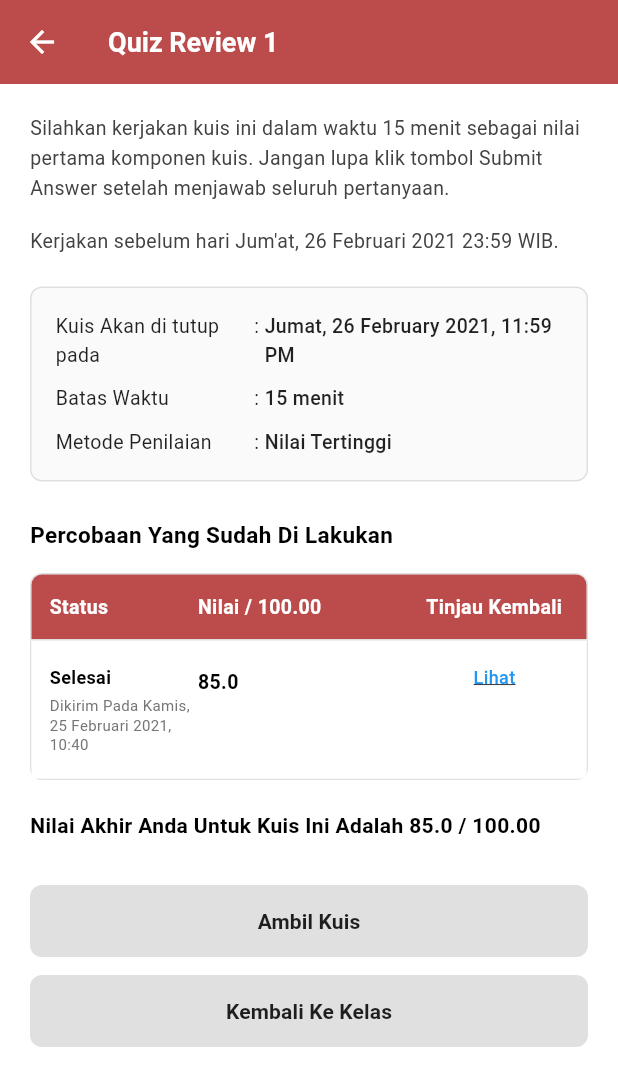
After one commit to Yofaa123/Learning-Management-System, a Flutter app: the QuizReviewScreen screen opened directly, on a phone screen of 412 x 824 dp. The commit adds this screen. Shown: the top 1086 px of the screen. Run offline on Flutter 3.47's test engine with Material 3 defaults, Android fonts, the phone set to English and light mode, and no system bars; our stand-ins replace cached_network_image, youtube_player_flutter; missing offline and left inert: syncfusion_flutter_pdfviewer.

Commit message:
menambahkan tampilan dan halaman kuis

```diff
--- a/lib/screens/class/class_detail_screen.dart
+++ b/lib/screens/class/class_detail_screen.dart
@@ -1,5 +1,6 @@
 import 'package:flutter/material.dart';
 import 'meeting_detail_sheet.dart';
+import 'quiz_review_screen.dart';
 
 class ClassDetailScreen extends StatefulWidget {
   final String title;
@@ -67,6 +68,21 @@ class _ClassDetailScreenState extends State<ClassDetailScreen>
           deadline: "26 Februari 2021 23:59 WIB",
           type: TaskType.quiz,
           isDone: true,
+          onTap: () {
+            Navigator.push(
+              context,
+              MaterialPageRoute(
+                builder: (context) => const QuizReviewScreen(
+                  quizTitle: 'Quiz Review 1',
+                  deadline: '26 Februari 2021 23:59 WIB',
+                  closeTime: 'Jumat, 26 February 2021, 11:59 PM',
+                  timeLimit: '15 menit',
+                  gradingMethod: 'Nilai Tertinggi',
+                  finalScore: 85.0,
+                ),
+              ),
+            );
+          },
         ),
         _buildTaskItem(
           tag: "Tugas",
@@ -94,8 +110,11 @@ class _ClassDetailScreenState extends State<ClassDetailScreen>
     required TaskType type,
     bool isDone = false,
     bool isGrey = false,
+    VoidCallback? onTap,
   }) {
-    return Container(
+    return GestureDetector(
+      onTap: onTap,
+      child: Container(
       margin: const EdgeInsets.only(bottom: 15),
       padding: const EdgeInsets.all(16),
       decoration: BoxDecoration(
@@ -173,6 +192,7 @@ class _ClassDetailScreenState extends State<ClassDetailScreen>
             ),
           ),
         ],
+      ),
       ),
     );
   }
--- a/lib/screens/class/meeting_detail_sheet.dart
+++ b/lib/screens/class/meeting_detail_sheet.dart
@@ -2,6 +2,7 @@ import 'package:flutter/material.dart';
 import 'material_view_screen.dart';
 import 'assignment_detail_screen.dart';
 import 'video_detail_screen.dart';
+import 'quiz_review_screen.dart';
 
 class MeetingDetailSheet extends StatefulWidget {
   final ScrollController? scrollController;
@@ -288,7 +289,21 @@ class _MeetingDetailSheetState extends State<MeetingDetailSheet> with SingleTick
             child: InkWell(
               borderRadius: BorderRadius.circular(20),
               onTap: () {
-                if (task['title'] == "Tugas 01 - UID Android Mobile Game") {
+                if (task['title'] == "Quiz Review 01") {
+                  Navigator.push(
+                    context,
+                    MaterialPageRoute(
+                      builder: (context) => const QuizReviewScreen(
+                        quizTitle: 'Quiz Review 1',
+                        deadline: '26 Februari 2021 23:59 WIB',
+                        closeTime: 'Jumat, 26 February 2021, 11:59 PM',
+                        timeLimit: '15 menit',
+                        gradingMethod: 'Nilai Tertinggi',
+                        finalScore: 85.0,
+                      ),
+                    ),
+                  );
+                } else if (task['title'] == "Tugas 01 - UID Android Mobile Game") {
                   Navigator.push(
                     context,
                     MaterialPageRoute(
--- /dev/null
+++ b/lib/screens/class/quiz_review_screen.dart
@@ -0,0 +1,379 @@
+import 'package:flutter/material.dart';
+
+class QuizReviewScreen extends StatelessWidget {
+  final String quizTitle;
+  final String deadline;
+  final String closeTime;
+  final String timeLimit;
+  final String gradingMethod;
+  final double finalScore;
+
+  const QuizReviewScreen({
+    super.key,
+    this.quizTitle = 'Quiz Review 1',
+    this.deadline = '26 Februari 2021 23:59 WIB',
+    this.closeTime = 'Jumat, 26 February 2021, 11:59 PM',
+    this.timeLimit = '15 menit',
+    this.gradingMethod = 'Nilai Tertinggi',
+    this.finalScore = 85.0,
+  });
+
+  @override
+  Widget build(BuildContext context) {
+    return Scaffold(
+      backgroundColor: Colors.white,
+      appBar: AppBar(
+        backgroundColor: const Color(0xFFBC4B4B),
+        elevation: 0,
+        leading: IconButton(
+          icon: const Icon(Icons.arrow_back, color: Colors.white),
+          onPressed: () => Navigator.pop(context),
+        ),
+        title: Text(
+          quizTitle,
+          style: const TextStyle(
+            color: Colors.white,
+            fontSize: 18,
+            fontWeight: FontWeight.w600,
+          ),
+        ),
+      ),
+      body: SingleChildScrollView(
+        child: Padding(
+          padding: const EdgeInsets.all(20),
+          child: Column(
+            crossAxisAlignment: CrossAxisAlignment.start,
+            children: [
+              // Instructions Section
+              _buildInstructionsSection(),
+
+              const SizedBox(height: 20),
+
+              // Quiz Details Section
+              _buildQuizDetailsSection(),
+
+              const SizedBox(height: 25),
+
+              // Attempt History Section
+              _buildAttemptHistorySection(),
+
+              const SizedBox(height: 20),
+
+              // Final Score
+              _buildFinalScore(),
+
+              const SizedBox(height: 30),
+
+              // Action Buttons
+              _buildActionButtons(context),
+
+              const SizedBox(height: 20),
+            ],
+          ),
+        ),
+      ),
+    );
+  }
+
+  Widget _buildInstructionsSection() {
+    return Column(
+      crossAxisAlignment: CrossAxisAlignment.start,
+      children: [
+        Text(
+          'Silahkan kerjakan kuis ini dalam waktu 15 menit sebagai nilai pertama komponen kuis. Jangan lupa klik tombol Submit Answer setelah menjawab seluruh pertanyaan.',
+          style: TextStyle(
+            fontSize: 13,
+            color: Colors.grey[800],
+            height: 1.5,
+          ),
+        ),
+        const SizedBox(height: 15),
+        Text(
+          'Kerjakan sebelum hari Jum\'at, $deadline.',
+          style: TextStyle(
+            fontSize: 13,
+            color: Colors.grey[800],
+            height: 1.5,
+          ),
+        ),
+      ],
+    );
+  }
+
+  Widget _buildQuizDetailsSection() {
+    return Container(
+      padding: const EdgeInsets.all(16),
+      decoration: BoxDecoration(
+        color: Colors.grey[50],
+        borderRadius: BorderRadius.circular(8),
+        border: Border.all(color: Colors.grey[300]!),
+      ),
+      child: Column(
+        crossAxisAlignment: CrossAxisAlignment.start,
+        children: [
+          _buildDetailRow('Kuis Akan di tutup pada', closeTime),
+          const SizedBox(height: 10),
+          _buildDetailRow('Batas Waktu', timeLimit),
+          const SizedBox(height: 10),
+          _buildDetailRow('Metode Penilaian', gradingMethod),
+        ],
+      ),
+    );
+  }
+
+  Widget _buildDetailRow(String label, String value) {
+    return Row(
+      crossAxisAlignment: CrossAxisAlignment.start,
+      children: [
+        Expanded(
+          flex: 2,
+          child: Text(
+            label,
+            style: const TextStyle(
+              fontSize: 13,
+              color: Colors.black87,
+            ),
+          ),
+        ),
+        const Text(
+          ': ',
+          style: TextStyle(fontSize: 13),
+        ),
+        Expanded(
+          flex: 3,
+          child: Text(
+            value,
+            style: const TextStyle(
+              fontSize: 13,
+              color: Colors.black87,
+              fontWeight: FontWeight.w500,
+            ),
+          ),
+        ),
+      ],
+    );
+  }
+
+  Widget _buildAttemptHistorySection() {
+    return Column(
+      crossAxisAlignment: CrossAxisAlignment.start,
+      children: [
+        const Text(
+          'Percobaan Yang Sudah Di Lakukan',
+          style: TextStyle(
+            fontSize: 15,
+            fontWeight: FontWeight.bold,
+            color: Colors.black,
+          ),
+        ),
+        const SizedBox(height: 15),
+
+        // Table
+        Container(
+          decoration: BoxDecoration(
+            border: Border.all(color: Colors.grey[300]!),
+            borderRadius: BorderRadius.circular(8),
+          ),
+          child: Column(
+            children: [
+              // Table Header
+              Container(
+                padding: const EdgeInsets.symmetric(vertical: 12, horizontal: 12),
+                decoration: const BoxDecoration(
+                  color: Color(0xFFBC4B4B),
+                  borderRadius: BorderRadius.only(
+                    topLeft: Radius.circular(7),
+                    topRight: Radius.circular(7),
+                  ),
+                ),
+                child: const Row(
+                  children: [
+                    Expanded(
+                      flex: 2,
+                      child: Text(
+                        'Status',
+                        style: TextStyle(
+                          color: Colors.white,
+                          fontSize: 13,
+                          fontWeight: FontWeight.w600,
+                        ),
+                      ),
+                    ),
+                    Expanded(
+                      flex: 3,
+                      child: Text(
+                        'Nilai / 100.00',
+                        style: TextStyle(
+                          color: Colors.white,
+                          fontSize: 13,
+                          fontWeight: FontWeight.w600,
+                        ),
+                      ),
+                    ),
+                    Expanded(
+                      flex: 2,
+                      child: Text(
+                        'Tinjau Kembali',
+                        style: TextStyle(
+                          color: Colors.white,
+                          fontSize: 13,
+                          fontWeight: FontWeight.w600,
+                        ),
+                        textAlign: TextAlign.center,
+                      ),
+                    ),
+                  ],
+                ),
+              ),
+
+              // Table Row
+              Container(
+                padding: const EdgeInsets.symmetric(vertical: 16, horizontal: 12),
+                decoration: BoxDecoration(
+                  color: Colors.white,
+                  border: Border(
+                    top: BorderSide(color: Colors.grey[300]!),
+                  ),
+                ),
+                child: Row(
+                  crossAxisAlignment: CrossAxisAlignment.start,
+                  children: [
+                    Expanded(
+                      flex: 2,
+                      child: Column(
+                        crossAxisAlignment: CrossAxisAlignment.start,
+                        children: [
+                          const Text(
+                            'Selesai',
+                            style: TextStyle(
+                              fontSize: 12,
+                              fontWeight: FontWeight.w600,
+                              color: Colors.black,
+                            ),
+                          ),
+                          const SizedBox(height: 4),
+                          Text(
+                            'Dikirim Pada Kamis, 25 Februari 2021, 10:40',
+                            style: TextStyle(
+                              fontSize: 10,
+                              color: Colors.grey[600],
+                              height: 1.3,
+                            ),
+                          ),
+                        ],
+                      ),
+                    ),
+                    Expanded(
+                      flex: 3,
+                      child: Padding(
+                        padding: const EdgeInsets.only(top: 2),
+                        child: Text(
+                          finalScore.toStringAsFixed(1),
+                          style: const TextStyle(
+                            fontSize: 13,
+                            fontWeight: FontWeight.w600,
+                            color: Colors.black,
+                          ),
+                        ),
+                      ),
+                    ),
+                    Expanded(
+                      flex: 2,
+                      child: Center(
+                        child: GestureDetector(
+                          onTap: () {
+                            // Placeholder for review action
+                          },
+                          child: const Text(
+                            'Lihat',
+                            style: TextStyle(
+                              fontSize: 12,
+                              color: Colors.blue,
+                              decoration: TextDecoration.underline,
+                              fontWeight: FontWeight.w500,
+                            ),
+                          ),
+                        ),
+                      ),
+                    ),
+                  ],
+                ),
+              ),
+            ],
+          ),
+        ),
+      ],
+    );
+  }
+
+  Widget _buildFinalScore() {
+    return Text(
+      'Nilai Akhir Anda Untuk Kuis Ini Adalah ${finalScore.toStringAsFixed(1)} / 100.00',
+      style: const TextStyle(
+        fontSize: 14,
+        fontWeight: FontWeight.bold,
+        color: Colors.black,
+      ),
+    );
+  }
+
+  Widget _buildActionButtons(BuildContext context) {
+    return Column(
+      children: [
+        // Ambil Kuis Button
+        SizedBox(
+          width: double.infinity,
+          child: ElevatedButton(
+            onPressed: () {
+              // Placeholder for take quiz action
+            },
+            style: ElevatedButton.styleFrom(
+              backgroundColor: Colors.grey[300],
+              foregroundColor: Colors.black87,
+              padding: const EdgeInsets.symmetric(vertical: 14),
+              shape: RoundedRectangleBorder(
+                borderRadius: BorderRadius.circular(8),
+              ),
+              elevation: 0,
+            ),
+            child: const Text(
+              'Ambil Kuis',
+              style: TextStyle(
+                fontSize: 14,
+                fontWeight: FontWeight.w600,
+              ),
+            ),
+          ),
+        ),
+
+        const SizedBox(height: 12),
+
+        // Kembali Ke Kelas Button
+        SizedBox(
+          width: double.infinity,
+          child: ElevatedButton(
+            onPressed: () {
+              Navigator.pop(context);
+            },
+            style: ElevatedButton.styleFrom(
+              backgroundColor: Colors.grey[300],
+              foregroundColor: Colors.black87,
+              padding: const EdgeInsets.symmetric(vertical: 14),
+              shape: RoundedRectangleBorder(
+                borderRadius: BorderRadius.circular(8),
+              ),
+              elevation: 0,
+            ),
+            child: const Text(
+              'Kembali Ke Kelas',
+              style: TextStyle(
+                fontSize: 14,
+                fontWeight: FontWeight.w600,
+              ),
+            ),
+          ),
+        ),
+      ],
+    );
+  }
+}
```
